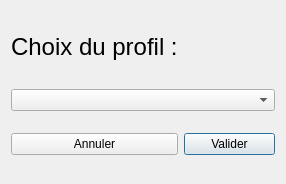
Old version of the form choixprofil.ui in the repository ThomasRaymond/TP2_PlatCpp.
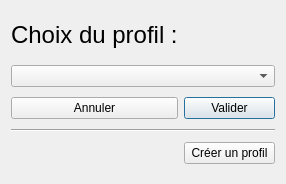
New version of the form.

Commit message: feat : Ajout de profil

The edit to the form file:
```diff
--- a/choixprofil.ui
+++ b/choixprofil.ui
@@ -40,9 +40,6 @@
      </property>
     </widget>
    </item>
-   <item row="2" column="0" colspan="2">
-    <widget class="QComboBox" name="inputProfil"/>
-   </item>
    <item row="1" column="0">
     <widget class="QLabel" name="titre">
      <property name="maximumSize">
@@ -56,6 +53,23 @@
      </property>
     </widget>
    </item>
+   <item row="2" column="0" colspan="2">
+    <widget class="QComboBox" name="inputProfil"/>
+   </item>
+   <item row="5" column="0" colspan="2">
+    <widget class="Line" name="line">
+     <property name="orientation">
+      <enum>Qt::Horizontal</enum>
+     </property>
+    </widget>
+   </item>
+   <item row="6" column="1">
+    <widget class="QPushButton" name="boutonNvProfil">
+     <property name="text">
+      <string>Créer un profil</string>
+     </property>
+    </widget>
+   </item>
   </layout>
  </widget>
  <resources/>
```
The commit also changes 7 other files.
